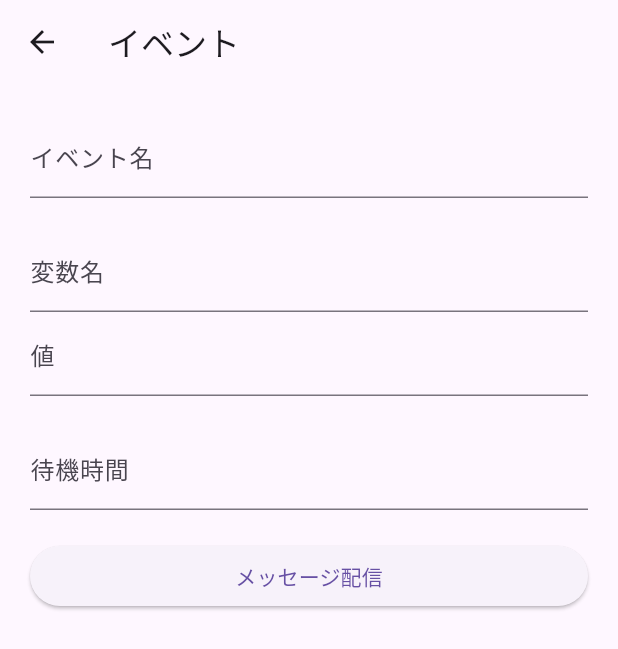
After one commit to INFOCITY/richflyer-sdk-flutter, a Flutter app: the EventPage screen opened directly, after a tap on "メッセージ配信", on a phone screen of 412 x 824 dp. The commit adds this screen. Shown: the top 649 px of the screen. Run offline on Flutter 3.47's test engine with Material 3 defaults, Android fonts, the phone set to English and light mode, and no system bars.

Commit message:
Update RichFlyer SDK v1.2.0
RichFlyer SDK for iOS v3.7.0
RichFlyer SDK for Android v1.6.0
Event-driven message delivery functionality is supported.

```diff
--- /dev/null
+++ b/example/lib/view/event_page.dart
@@ -0,0 +1,120 @@
+import 'package:flutter/cupertino.dart';
+import 'package:flutter/material.dart';
+import 'package:richflyer_sdk_flutter/richflyer_sdk_flutter.dart';
+import 'package:richflyer_sdk_flutter_example/constant/strings.dart';
+
+class EventPage extends StatefulWidget {
+  const EventPage({super.key});
+
+  @override
+  State<EventPage> createState() => _EventPageState();
+}
+
+class _EventPageState extends State<EventPage> {
+
+  final _richflyerSdkFlutterPlugin = RichflyerSdkFlutter();
+
+  TextEditingController _textFieldEvent = TextEditingController();
+  TextEditingController _textFieldVariableName = TextEditingController();
+  TextEditingController _textFieldVariableValue = TextEditingController();
+  TextEditingController _textFieldStandbyTime = TextEditingController();
+
+  @override
+  void dispose() {
+    _textFieldEvent.dispose();
+    _textFieldVariableName.dispose();
+    _textFieldVariableValue.dispose();
+    _textFieldStandbyTime.dispose();
+    super.dispose();
+  }
+
+  @override
+  Widget build(BuildContext context) {
+    return Scaffold(
+      appBar: AppBar(
+        title: Text('イベント'),
+      ),
+      body: Padding(
+        padding: EdgeInsets.all(20.0),
+        child: ListView(
+          children: <Widget>[
+            TextField(
+              controller: _textFieldEvent,
+              decoration: InputDecoration(
+                labelText: 'イベント名',
+              ),
+            ),
+            SizedBox(height: 20.0),
+            TextField(
+              controller: _textFieldVariableName,
+              decoration: InputDecoration(
+                labelText: '変数名',
+              ),
+            ),
+            TextField(
+              controller: _textFieldVariableValue,
+              decoration: InputDecoration(
+                labelText: '値',
+              ),
+            ),
+            SizedBox(height: 20.0),
+            TextField(
+              controller: _textFieldStandbyTime,
+              decoration: InputDecoration(
+                labelText: '待機時間',
+              ),
+            ),
+            SizedBox(height: 20.0),
+
+            ElevatedButton(
+              onPressed: () {
+                // ボタンが押された時の処理を記述
+                String event = _textFieldEvent.text;
+                String variableName = _textFieldVariableName.text;
+                String variableValue = _textFieldVariableValue.text;
+                int standbyTime = int.tryParse(_textFieldStandbyTime.text) ?? 0;
+                // ここで入力されたテキストを利用するなどの処理を行う
+                var variables = {
+                  variableName : variableValue,
+                };
+                List<String> events = [];
+                events.add(event);
+                _richflyerSdkFlutterPlugin.postMessage(events, variables, standbyTime, (result, evnetPostIds) {
+                  debugPrint("${Strings.tag} ${result.message} code:${result.errorCode.toString()} eventPostId:${evnetPostIds}");
+                  String message = "";
+                  if (result.result) {
+                    message += 'メッセージ配信リクストが完了しました。\ncode:${result.errorCode}\neventPostId:${evnetPostIds}';
+                  } else {
+                    message += 'メッセージ配信リクエストに失敗しました。\ncode:${result.errorCode}\nmessage:${result.message}';
+                  }
+                  _showMessageDialog(context, message);
+                });
+              },
+              child: Text('メッセージ配信'),
+            ),
+          ],
+        ),
+      ),
+    );
+  }
+
+  Future<void> _showMessageDialog(BuildContext context, String message) async {
+    return showDialog<void>(
+      context: context,
+      builder: (BuildContext context) {
+        return AlertDialog(
+          title: Text('イベント'),
+          content: Text(message),
+          actions: <Widget>[
+            TextButton(
+              onPressed: () {
+                Navigator.of(context).pop(); // ダイアログを閉じる
+              },
+              child: Text('閉じる'),
+            ),
+          ],
+        );
+      },
+    );
+  }
+}
--- a/example/pubspec.yaml
+++ b/example/pubspec.yaml
@@ -12,7 +12,7 @@ dependencies:
   richflyer_sdk_flutter:
     git:
       url: https://github.com/INFOCITY/richflyer-sdk-flutter.git
-      ref: 1.0.2
+      ref: 1.2.0
 
   cupertino_icons: ^1.0.2
   flutter_launcher_icons: ^0.13.1
--- a/lib/richflyer_sdk_flutter.dart
+++ b/lib/richflyer_sdk_flutter.dart
@@ -106,4 +106,14 @@ class RichflyerSdkFlutter {
   Future<void> setForegroundNotification(bool badge,bool alert,bool sound) async {
     return RichflyerSdkFlutterPlatform.instance.setForegroundNotification(badge,alert,sound);
   }
+
+  // イベント駆動型プッシュリクエスト
+  Future<void> postMessage(List<String> events, Map<String,String>? variables, int? standbyTime, Function(RFResult result, List<String> evnetPostIds) callback){
+    return RichflyerSdkFlutterPlatform.instance.postMessage(events, variables, standbyTime, callback);
+  }
+
+  // イベント駆動型プッシュリクエストのキャンセル
+  Future<void> cancelPosting(String eventPostId, Function(RFResult result) callback){
+    return RichflyerSdkFlutterPlatform.instance.cancelPosting(eventPostId, callback);
+  }
 }
--- a/pubspec.yaml
+++ b/pubspec.yaml
@@ -1,6 +1,6 @@
 name: richflyer_sdk_flutter
 description: 'By embedding this SDK in your Flutter app, you will be able to receive push notifications delivered by RichFlyer.RichFlyer is a multifunctional push notification delivery ASP service that offers ultra-fast delivery, push notification delivery with rich content, and more.'
-version: 1.0.2
+version: 1.2.0
 homepage: https://richflyer.net
 repository: https://github.com/INFOCITY/richflyer_sdk_flutter
 
```
Also changed, not shown: example/lib/view/segment_page.dart (+33 -9 lines), example/lib/view/tab_page.dart (+9 -1 lines), lib/richflyer_sdk_flutter_method_channel.dart (+56 -3 lines), lib/richflyer_sdk_flutter_platform_interface.dart (+11 -0 lines), example/assets/images/event.png (added), 132 other files.
